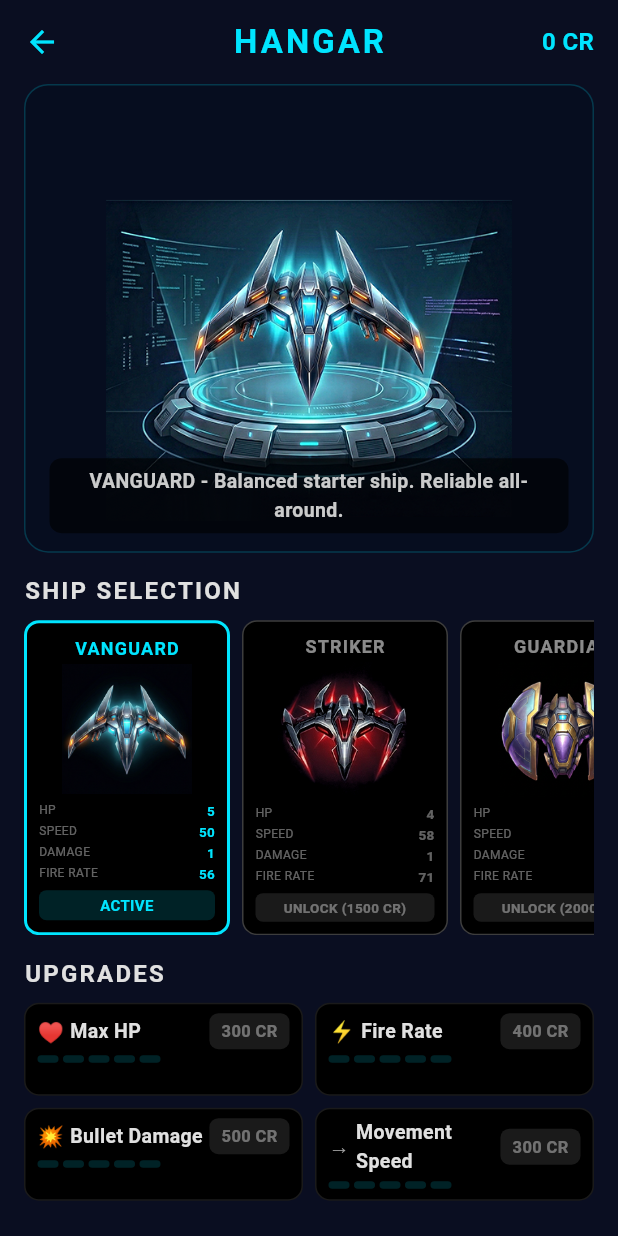
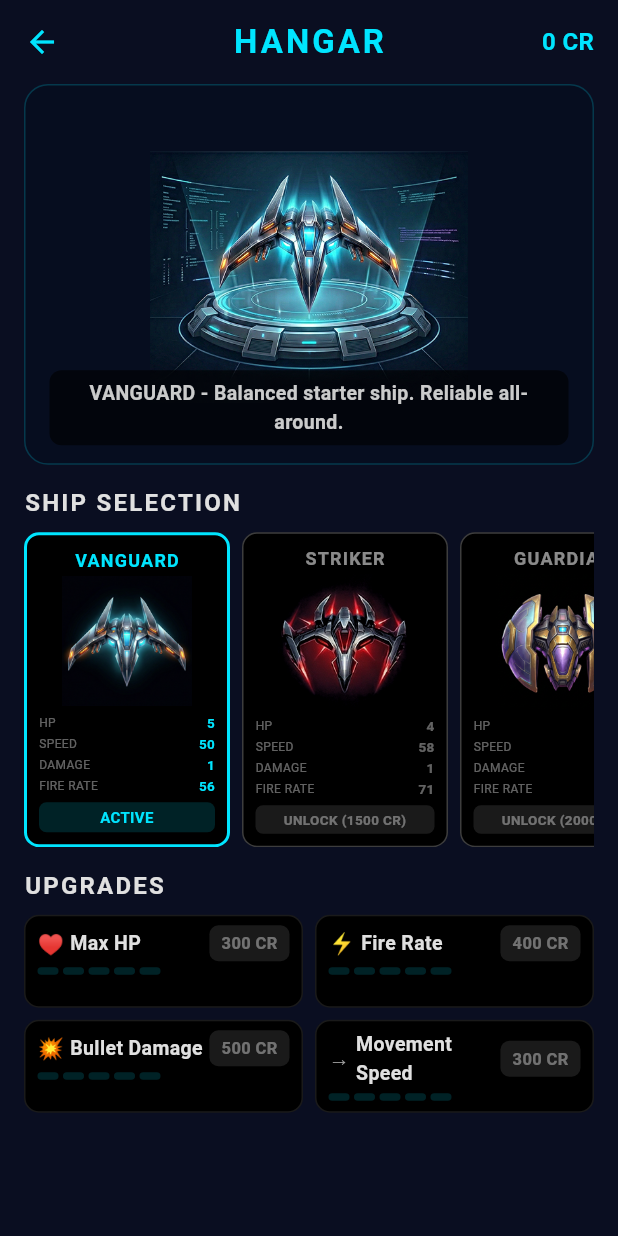
Before and after one commit to serge2day/galaxy_shoot, a Flutter app: the screen it shows after launch, after a tap on "HANGAR", on a phone screen of 412 x 824 dp. Run offline on Flutter 3.47's test engine with Material 3 defaults, Android fonts, the phone set to English and light mode, and no system bars; our stand-ins replace flutter_riverpod, shared_preferences; missing offline and left inert: flame, flame_audio.

Commit message:
Fix hangar hero gap, stop music when app goes to background
Hangar:
- Hero ship image height: 320 → 260 (removes black gap at top)
- Image aligned to bottomCenter so platform sits at bottom
- Padding adjusted: 20px all → 12px sides + 40px bottom for text

Music/Audio:
- App now has global WidgetsBindingObserver lifecycle handler
- Music pauses when pressing home button or switching apps
- Music resumes when returning to the app
- Works for both menu music and gameplay music

https://claude.ai/code/session_019eqVE7nJo9XCTT7qLE4hj2

```diff
--- a/lib/app/app.dart
+++ b/lib/app/app.dart
@@ -1,11 +1,40 @@
 import 'package:flutter/material.dart';
 import 'package:flutter/services.dart';
 
+import '../core/services/game_audio.dart';
 import 'routes.dart';
 import 'theme/app_theme.dart';
 
-class GalaxyShooterApp extends StatelessWidget {
+class GalaxyShooterApp extends StatefulWidget {
   const GalaxyShooterApp({super.key});
+
+  @override
+  State<GalaxyShooterApp> createState() => _GalaxyShooterAppState();
+}
+
+class _GalaxyShooterAppState extends State<GalaxyShooterApp>
+    with WidgetsBindingObserver {
+  @override
+  void initState() {
+    super.initState();
+    WidgetsBinding.instance.addObserver(this);
+  }
+
+  @override
+  void dispose() {
+    WidgetsBinding.instance.removeObserver(this);
+    super.dispose();
+  }
+
+  @override
+  void didChangeAppLifecycleState(AppLifecycleState state) {
+    if (state == AppLifecycleState.paused ||
+        state == AppLifecycleState.inactive) {
+      GameAudio.pauseAll();
+    } else if (state == AppLifecycleState.resumed) {
+      GameAudio.resumeAll();
+    }
+  }
 
   @override
   Widget build(BuildContext context) {
--- a/lib/features/hangar/presentation/hangar_screen.dart
+++ b/lib/features/hangar/presentation/hangar_screen.dart
@@ -178,7 +178,7 @@ class _HeroShipDisplay extends StatelessWidget {
   @override
   Widget build(BuildContext context) {
     return Container(
-      height: Responsive.h(320),
+      height: Responsive.h(260),
       decoration: BoxDecoration(
         borderRadius: BorderRadius.circular(16),
         border: Border.all(color: AppTheme.primaryColor.withValues(alpha: 0.2)),
@@ -186,13 +186,14 @@ class _HeroShipDisplay extends StatelessWidget {
       ),
       child: Stack(
         children: [
-          // Large ship image fills the hero area
-          Center(
+          // Ship image aligned to bottom to eliminate top gap
+          Positioned.fill(
             child: Padding(
-              padding: const EdgeInsets.all(20),
+              padding: const EdgeInsets.only(left: 12, right: 12, bottom: 40),
               child: Image.asset(
                 'assets/images/ship_${ship.id}.png',
                 fit: BoxFit.contain,
+                alignment: Alignment.bottomCenter,
                 errorBuilder: (context, error, stackTrace) => Icon(
                   Icons.rocket_launch,
                   size: 120,
```
